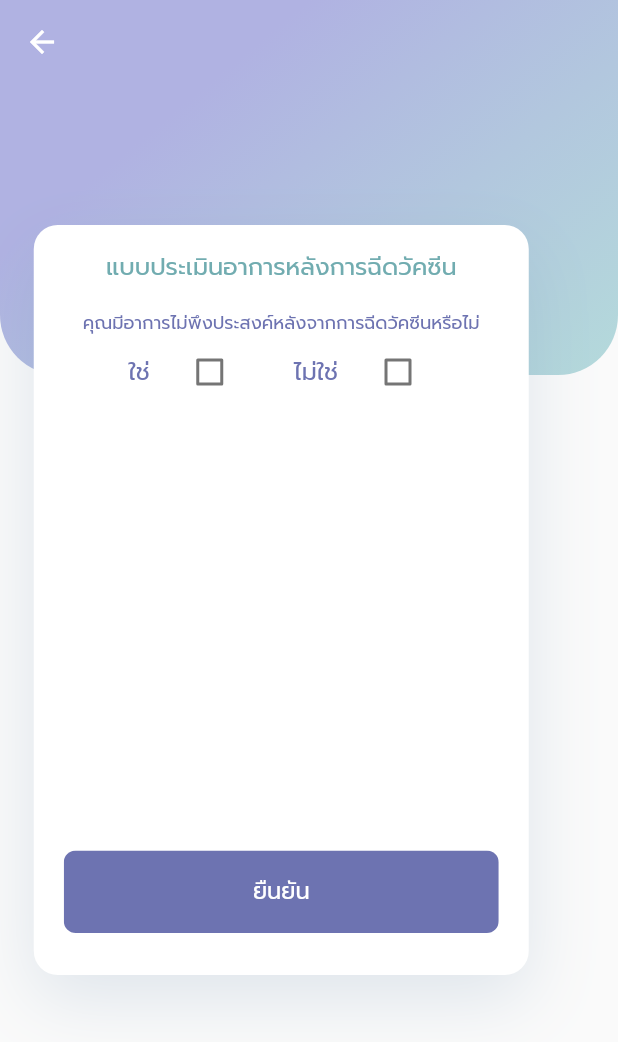
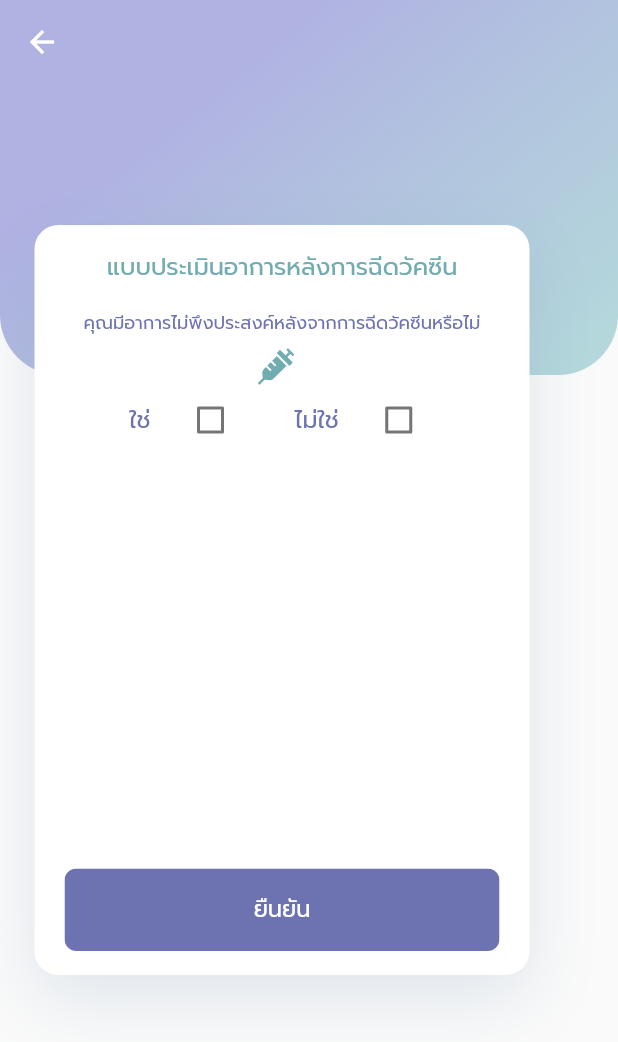
Before and after one commit to MeVaccine/MeVaccine, a Flutter app: the LandingScreen screen opened by its route, after a tap on "แบบประเมินอาการหลังการฉีดวัคซีน", on a phone screen of 412 x 824 dp. Shown: the top 1042 px of the screen. Run offline on Flutter 3.47's test engine with Material 2 defaults, Android fonts, the light colour scheme and no system bars; our stand-ins replace dio, flutter_feather_icons, flutter_multi_formatter, font_awesome_flutter, shared_preferences; missing offline and left inert: searchable_dropdown; accounts and stored records are empty; network calls fail.

Commit message:
[Update] Symptom Form

```diff
--- a/lib/localization/language/languageTh.dart
+++ b/lib/localization/language/languageTh.dart
@@ -170,7 +170,7 @@ class LanguageTH extends Languages {
   @override
   String get noMessageLabel => "ไม่ใช่";
   @override
-  String get emptySymptomFormErrorMessage => "";
+  String get emptySymptomFormErrorMessage => "ต้องทำการฉีดวัคซีนก่อนถึงจะทำแบบสอบถามได้";
 
   // New Appointment Step 1 Screen
   @override
--- a/lib/main.dart
+++ b/lib/main.dart
@@ -33,6 +33,7 @@ import './provider/userProvider.dart';
 import './screen/Setting/verification_changeNumber.dart';
 import './provider/locationProvider.dart';
 import './localization/locale_constant.dart';
+import './provider/symptomFormProvider.dart';
 
 void main() {
   SystemChrome.setSystemUIOverlayStyle(const SystemUiOverlayStyle(
@@ -108,6 +109,11 @@ class _MyAppState extends State<MyApp> {
           create: (ctx) => NewAppointmentProvider(''),
           update: (ctx, auth, prev) => NewAppointmentProvider(auth.token),
         ),
+        ChangeNotifierProxyProvider<AuthenicateProvider, SymptomfromProvider>(
+            create: (ctx) => SymptomfromProvider(token: ''),
+            update: (ctx, auth, prev) => SymptomfromProvider(
+                  token: auth.token,
+                )),
       ],
       child: MaterialApp(
         debugShowCheckedModeBanner: false,
--- a/lib/provider/authenicateProvider.dart
+++ b/lib/provider/authenicateProvider.dart
@@ -555,7 +555,10 @@ class AuthenicateProvider with ChangeNotifier {
                       province_th: response.data['appointment']['location']
                           ['province_th'])),
           vaccineUser: response.data['vaccine'] == null
-              ? null
+              ? VaccineUser(id: '',
+                  maxAge: 0,
+                  minAge:0,
+                  name: '')
               : VaccineUser(
                   id: response.data['vaccine']['_id'],
                   maxAge: response.data['appointment']['maxAge'],
--- a/lib/provider/personProvider.dart
+++ b/lib/provider/personProvider.dart
@@ -80,7 +80,6 @@ class PersonProvider with ChangeNotifier {
   }
 
   Future<void> deletePerson(String id) async {
-    print(id);
     try {
       final response = await Dio().delete(apiEndpoint + '/person/${id}',
           options: Options(headers: {"Authorization": "Bearer " + token}));
--- /dev/null
+++ b/lib/provider/symptomFormProvider.dart
@@ -0,0 +1,139 @@
+import 'dart:async';
+import '../config/string.dart';
+import 'package:dio/dio.dart';
+import 'package:mevaccine/config/api.dart';
+import 'package:flutter/foundation.dart';
+import '../model/httpException.dart';
+
+class UserInfo {
+  String id;
+  String prefix_en;
+  String firstname_en;
+  String lastname_en;
+  String gender_en;
+  String prefix_th;
+  String firstname_th;
+  String lastname_th;
+  String gender_th;
+  Location? location;
+  VaccineUser? vaccineUser;
+  UserInfo(
+      {required this.id,
+      required this.firstname_en,
+      required this.gender_en,
+      required this.lastname_en,
+      required this.prefix_en,
+      required this.firstname_th,
+      required this.gender_th,
+      required this.lastname_th,
+      required this.location,
+      required this.prefix_th,
+      required this.vaccineUser});
+}
+
+class Location {
+  String id;
+  String name_en;
+  String name_th;
+  int priority;
+  String province_th;
+  String province_en;
+  Location(
+      {required this.id,
+      required this.name_en,
+      required this.name_th,
+      required this.priority,
+      required this.province_en,
+      required this.province_th});
+}
+
+class VaccineUser {
+  String id;
+  String name;
+  int minAge;
+  int maxAge;
+  VaccineUser(
+      {required this.id,
+      required this.name,
+      required this.minAge,
+      required this.maxAge});
+}
+
+class SymptomfromProvider with ChangeNotifier {
+  String token;
+  SymptomfromProvider({required this.token});
+  bool errorStatusCode = false;
+  UserInfo _userInfo = UserInfo(
+    firstname_en: "",
+    firstname_th: "",
+    gender_en: "",
+    gender_th: "",
+    lastname_en: "",
+    lastname_th: "",
+    prefix_en: "",
+    prefix_th: "",
+    id: "",
+    location: Location(
+        id: "",
+        name_en: "",
+        name_th: "",
+        priority: 0,
+        province_en: "",
+        province_th: ""),
+    vaccineUser: VaccineUser(id: "", maxAge: 0, minAge: 0, name: ""),
+  );
+  UserInfo get userInfo {
+    return _userInfo;
+  }
+
+  Future<void> checkUser(String id) async {
+    try {
+      final response = await Dio().get(apiEndpoint + '/symptom/eligible',
+          options: Options(headers: {"Authorization": "Bearer " + token}));
+      _userInfo = UserInfo(
+          firstname_en: response.data['firstname_en'],
+          firstname_th: response.data['firstname_th'],
+          gender_en: response.data['gender_en'],
+          gender_th: response.data['gender_th'],
+          lastname_en: response.data['lastname_en'],
+          lastname_th: response.data['lastname_th'],
+          prefix_en: response.data['prefix_en'],
+          prefix_th: response.data['prefix_th'],
+          id: response.data['_id'],
+          location: Location(
+              id: response.data['location']['_id'],
+              name_en: response.data['location']['name_en'],
+              name_th: response.data['location']['name_th'],
+              priority: response.data['location']['priority'],
+              province_en: response.data['location']['province_en'],
+              province_th: response.data['location']['province_th']),
+          vaccineUser: response.data['vaccine'] == null
+              ? null
+              : VaccineUser(
+                  id: response.data['vaccine']['_id'],
+                  maxAge: response.data['vaccine']['maxAge'],
+                  minAge: response.data['vaccine']['minAge'],
+                  name: response.data['vaccine']['name']));
+    } on DioError catch (error) {
+      if (error.response!.statusCode == 409) {
+        errorStatusCode = true;
+        print(error.response!.statusCode);
+      }
+    }
+  }
+
+  Future<void> sumbitForm(bool headache, bool nausea, bool fatigue, bool chills,
+      bool musclePain, bool tiredness, String others) async {
+    final response = await Dio().post(apiEndpoint + '/symptom/new',
+        data: {
+          'headache': headache,
+          'nausea': nausea,
+          'fatigue': fatigue,
+          'chills': chills,
+          'musclePain': musclePain,
+          'tiredness': tiredness,
+          'others': others
+        },
+        options: Options(headers: {"Authorization": "Bearer " + token}));
+  }
+}
--- a/lib/screen/symptom_form_screen.dart
+++ b/lib/screen/symptom_form_screen.dart
@@ -1,16 +1,36 @@
 import 'package:flutter/material.dart';
 import 'package:mevaccine/config/color.dart';
 import 'package:mevaccine/config/constants.dart';
+import 'package:mevaccine/localization/language/languages.dart';
+import 'package:mevaccine/provider/authenicateProvider.dart';
 import 'package:mevaccine/widget/layout/background_color.dart';
 import 'package:mevaccine/widget/text/mainText.dart';
+import 'package:provider/provider.dart';
+import '../widget/layout/errorDailog.dart';
 import '../model/textType.dart';
+import '../provider/symptomFormProvider.dart';
 import '../widget/form/SymptomForm.dart';
 
-class SymptomFormScreen extends StatelessWidget {
+class SymptomFormScreen extends StatefulWidget {
   static const routeName = '/symptom-form';
+
+  @override
+  State<SymptomFormScreen> createState() => _SymptomFormScreenState();
+}
+
+class _SymptomFormScreenState extends State<SymptomFormScreen> {
   @override
   Widget build(BuildContext context) {
-    return Scaffold(
+    Provider.of<SymptomfromProvider>(
+      context,
+    ).checkUser(
+        Provider.of<AuthenicateProvider>(context, listen: false).userInfo.id);
+    return Consumer<SymptomfromProvider>(
+        builder: (ctx, authen, child) => GestureDetector(
+            onTap: () {
+              FocusScope.of(context).requestFocus(FocusNode());
+            },
+            child: Scaffold(
               body: Stack(children: [
                 Container(
                   width: double.infinity,
@@ -23,7 +43,7 @@ class SymptomFormScreen extends StatelessWidget {
                 ),
                 Positioned(
                   top: 150,
-          left: 22.5,
+                  left: 23,
                   child: Container(
                       width: 330,
                       height: 500,
@@ -35,12 +55,24 @@ class SymptomFormScreen extends StatelessWidget {
                                 blurRadius: 40,
                                 offset: const Offset(0, 16),
                                 spreadRadius: 0,
-                      color: const Color(0xFF7090B0).withOpacity(0.2)),
+                                color:
+                                    const Color(0xFF7090B0).withOpacity(0.2)),
                           ]),
+                      child: AbsorbPointer(
+                        absorbing: authen.errorStatusCode ? true : false,
                         child: SymptomForm(),
+                      )),
                 ),
-        ),
+                (authen.errorStatusCode)
+                    ? Positioned(
+                        top: 250,
+                        left: 12,
+                        child: ErrorDialog(
+                          text: Languages.of(context)!
+                              .emptySymptomFormErrorMessage,
+                        ))
+                    : Container()
               ]),
-    );
+            )));
   }
 }
--- a/lib/widget/form/SymptomForm.dart
+++ b/lib/widget/form/SymptomForm.dart
@@ -3,9 +3,12 @@ import 'package:font_awesome_flutter/font_awesome_flutter.dart';
 import 'package:mevaccine/config/color.dart';
 import 'package:mevaccine/config/constants.dart';
 import 'package:mevaccine/localization/language/languages.dart';
+import 'package:mevaccine/provider/authenicateProvider.dart';
+import 'package:mevaccine/provider/symptomFormProvider.dart';
 import 'package:mevaccine/widget/button/primaryButton.dart';
 import 'package:mevaccine/widget/form/symptomCard.dart';
 import 'package:mevaccine/widget/text/mainText.dart';
+import 'package:provider/provider.dart';
 import '../../model/textType.dart';
 // import './SymptomForm_detail.dart';
 
@@ -13,12 +16,17 @@ class SymptomForm extends StatefulWidget {
   @override
   State<SymptomForm> createState() => _SymptomFormState();
 }
-
 class _SymptomFormState extends State<SymptomForm> {
+  Future<void> submitForm() async {
+    try {
+      await Provider.of<SymptomfromProvider>(context, listen: false)
+          .sumbitForm(valueHeadache,valueNausea,valueFatigue,valueChills,valueMusclePain,valueTiderness,_otherController.text);
+    } catch (error) {}
+  }
   bool isYes() {
     return (valueYes == true);
   }
-
+  final _otherController = TextEditingController();
   bool valueYes = false;
   bool valueNo = false;
 
@@ -42,15 +50,29 @@ class _SymptomFormState extends State<SymptomForm> {
 
   @override
   Widget build(BuildContext context) {
-    return Container(
+    return Consumer<SymptomfromProvider>(
+        builder: (ctx, authen, child) => Container(
                 child: Column(
               children: [
                 kSizedBoxS,
-        MainText(Languages.of(context)!.symptomFormHeading, text_type.regular,
-            kFontSizeHeadline4 * 0.8, accent02),
+                MainText(Languages.of(context)!.symptomFormHeading,
+                    text_type.regular, kFontSizeHeadline4 * 0.8, accent02),
                 kSizedBoxS,
-        MainText(Languages.of(context)!.isSymptomQuestion, text_type.regular,
-            kFontSizeHeadline4 * 0.6, primary01),
+                MainText(Languages.of(context)!.isSymptomQuestion,
+                    text_type.regular, kFontSizeHeadline4 * 0.6, primary01),
+                kSizedBoxVerticalXS,
+                Row(
+                  mainAxisAlignment: MainAxisAlignment.center,
+                  children: [
+                    FaIcon(
+                      FontAwesomeIcons.syringe,
+                      color: accent02,
+                    ),
+                    kSizedBoxHorizontalXS,
+                    MainText(authen.userInfo.vaccineUser!.name,
+                        text_type.regular, kFontSizeHeadline4 * 0.8, accent02)
+                  ],
+                ),
                 Row(
                   mainAxisAlignment: MainAxisAlignment.center,
                   children: [
@@ -135,16 +157,19 @@ class _SymptomFormState extends State<SymptomForm> {
                                 },
                               ),
                               SymptomCard(
-                        text: Languages.of(context)!.isMusclePainQuestion,
+                                text:
+                                    Languages.of(context)!.isMusclePainQuestion,
                                 value: valueMusclePain,
                                 onChange: () {
                                   setState(() {
-                            this.valueMusclePain = !this.valueMusclePain;
+                                    this.valueMusclePain =
+                                        !this.valueMusclePain;
                                   });
                                 },
                               ),
                               SymptomCard(
-                        text: Languages.of(context)!.isTirednessQuestion,
+                                text:
+                                    Languages.of(context)!.isTirednessQuestion,
                                 value: valueTiderness,
                                 onChange: () {
                                   setState(() {
@@ -161,6 +186,14 @@ class _SymptomFormState extends State<SymptomForm> {
                                   });
                                 },
                               ),
+                              if (valueOther)
+                                TextFormField(
+                                  decoration: InputDecoration(
+                                      hintText: Languages.of(context)!
+                                          .isOtherQuestion),
+                                  controller: _otherController,
+                                ),
+                              kSizedBoxVerticalS,
                               PrimaryButton(
                                 text: Languages.of(context)!.submitButtonLabel,
                                 onPressed: () {},
@@ -171,20 +204,20 @@ class _SymptomFormState extends State<SymptomForm> {
                         ),
                       )
                     : Container(
-                height: 350,
+                        height: 330,
                         padding: EdgeInsets.symmetric(horizontal: 20),
                         child: Column(
                           mainAxisAlignment: MainAxisAlignment.end,
                           children: [
                             PrimaryButton(
                               text: Languages.of(context)!.submitButtonLabel,
-                      onPressed: () {},
+                              onPressed:submitForm,
                               color: primary01,
                             ),
                           ],
                         ),
                       ),
               ],
-    ));
+            )));
   }
 }
--- a/lib/widget/layout/errorDailog.dart
+++ b/lib/widget/layout/errorDailog.dart
@@ -14,24 +14,30 @@ class ErrorDialog extends StatelessWidget {
       title: RichText(
         text: TextSpan(
             text: Languages.of(context)!.errorDialogHeading,
-            style: TextStyle(color: error, fontSize: 30)),
+            style: const TextStyle(color: primary03, fontSize: 30)),
       ),
       content: Container(
           width: MediaQuery.of(context).size.width * 0.5,
           child: Text(
             text,
-            style: TextStyle(fontSize: 15),
+            style: const TextStyle(fontSize: 15),
           )),
       actions: <Widget>[
-        TextButton(
-          onPressed: () {
-            isNetwork ? exit(0) : Navigator.of(context).pop();
-          },
-          child: Text('OK'),
+        Center(
+          child: TextButton(
+            style: TextButton.styleFrom(
+                primary: white,
+                backgroundColor: primary03,
+                padding: const EdgeInsets.symmetric(horizontal: 50)),
+            onPressed: () {
+              isNetwork ? exit(0) : Navigator.of(context).pop();
+            },
+            child: Text(Languages.of(context)!.okButtonLabel),
+          ),
         ),
       ],
       elevation: kSizeXXS,
-      shape: RoundedRectangleBorder(borderRadius: kBorderRadiusS),
+      shape: const RoundedRectangleBorder(borderRadius: kBorderRadiusS),
     );
   }
 }
```
Lines whose indentation alone changed are shown as unchanged.
